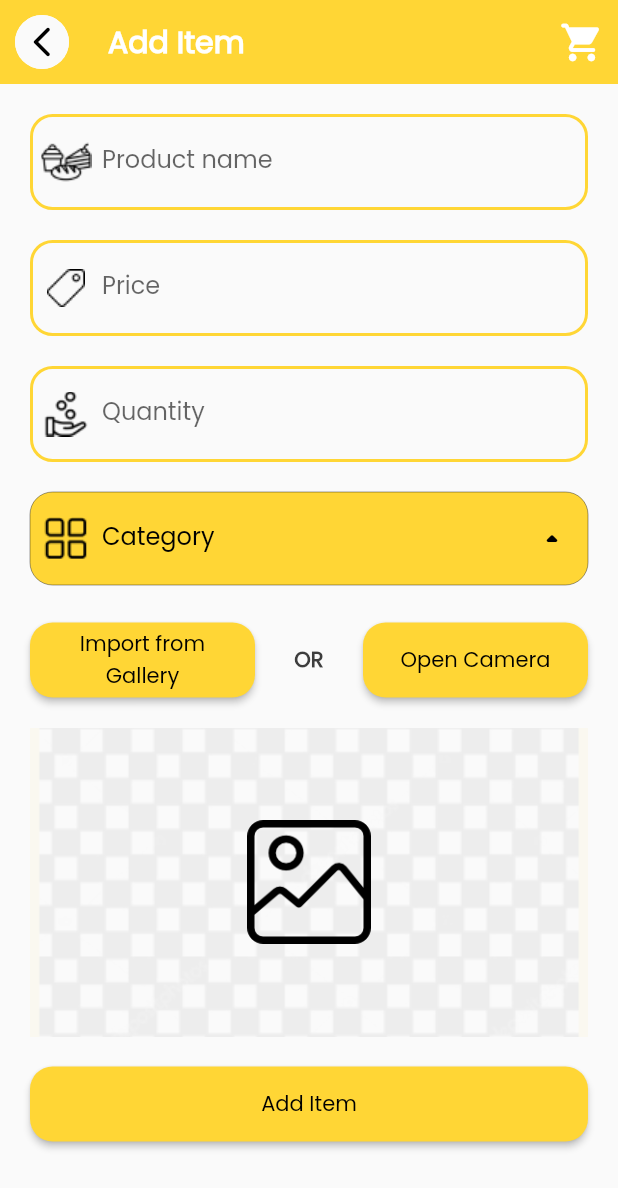
After one commit to Yoga3911/breadify, a Flutter app: the AddProductPage screen opened by its route, on a phone screen of 412 x 824 dp. The commit adds this screen. Shown: the top 1188 px of the screen. Run offline on Flutter 3.47's test engine with Material 2 defaults, Android fonts, the phone set to English and light mode, and no system bars; our stand-ins replace auto_size_text, cached_network_image, cloud_firestore, firebase_auth, firebase_core, google_sign_in and 4 more; missing offline and left inert: flutter_facebook_auth; accounts and stored records are empty.

Commit message:
add product page

```diff
--- a/lib/app/routes/route.dart
+++ b/lib/app/routes/route.dart
@@ -1,4 +1,5 @@
 import 'package:flutter/material.dart';
+import 'package:project/app/views/product/add_product.dart';
 
 import '../views/cart/cart.dart';
 import '../views/cart/checkout.dart';
@@ -30,9 +31,7 @@ class Routes {
   static const String profile = "/profile";
   static const String store = "/store";
   static const String product = "/product";
-  static const String popularProduct = "/product/popular";
-  static const String hotProduct = "/product/hot";
-  static const String discountProduct = "/product/discount";
+  static const String addProduct = "/product/add";
   static const String cart = "/cart";
   static const String checkout = "/checkout";
 
@@ -45,9 +44,9 @@ class Routes {
     feed: (_) => const FeedPage(),
     history: (_) => const HistoryPage(),
     ongoing: (_) => const OngoingPage(),
-    favorite: (_) => const FavoritePage(),
     profile: (_) => const ProfilePage(),
     store: (_) => const StorePage(),
+    addProduct: (_) => const AddProductPage(),
     product: (_) => const ProductPage(),
     cart: (_) => const CartPage(),
     checkout: (_) => const CheckoutPage(),
--- /dev/null
+++ b/lib/app/view_model/add_prod_provider.dart
@@ -0,0 +1,73 @@
+import 'dart:math';
+
+import 'package:flutter/material.dart';
+
+class AddProductProvider with ChangeNotifier {
+  AddProductProvider({
+    this.category = "Category",
+    this.icon = "assets/icons/category.png",
+  });
+
+  String category;
+  String icon;
+
+  bool isShow = false;
+  double rotate = pi * 0;
+
+  // final TextEditingController emailLogin = TextEditingController();
+  // final TextEditingController passLogin = TextEditingController();
+
+  // final TextEditingController nameRegis = TextEditingController();
+  // final TextEditingController emailRegis = TextEditingController();
+  // final TextEditingController pass1Regis = TextEditingController();
+  // final TextEditingController pass2Regis = TextEditingController();
+
+  // LoginModel loginValue() => LoginModel(
+  //       email: emailLogin.text,
+  //       password: passLogin.text,
+  //     );
+
+  // Map<String, String> registerValue() => {
+  //       "name": nameRegis.text,
+  //       "email": emailRegis.text,
+  //       "password1": pass1Regis.text,
+  //       "password2": pass2Regis.text,
+  //     };
+
+  void changeCategory(String cat) {
+    if (rotate == pi * 0) {
+      rotate = pi * 180;
+    } else {
+      rotate = pi * 0;
+    }
+    isShow = !isShow;
+    if (cat == "Bread") {
+      category = "Bread";
+      icon = "assets/icons/bread.png";
+    } else if (cat == "Cookies") {
+      category = "Cookies";
+      icon = "assets/icons/cookies.png";
+    }else if (cat == "Cakes") {
+      category = "Cakes";
+      icon = "assets/icons/cakes.png";
+    }else if (cat == "Pastry") {
+      category = "Pastry";
+      icon = "assets/icons/pastry.png";
+    }else if (cat == "Brownies") {
+      category = "Brownies";
+      icon = "assets/icons/brownie.png";
+    }
+    notifyListeners();
+  }
+
+  @override
+  void dispose() {
+    // emailLogin.dispose();
+    // passLogin.dispose();
+    // nameRegis.dispose();
+    // emailRegis.dispose();
+    // pass1Regis.dispose();
+    // pass2Regis.dispose();
+    super.dispose();
+  }
+}
--- a/lib/app/view_model/provider.dart
+++ b/lib/app/view_model/provider.dart
@@ -1,3 +1,4 @@
+import 'package:project/app/view_model/add_prod_provider.dart';
 import 'package:project/app/view_model/category_provider.dart';
 import 'package:project/app/view_model/login_provider.dart';
 import 'package:project/app/view_model/user_prodvider.dart';
@@ -8,4 +9,5 @@ final List<SingleChildWidget> providerData = [
   ChangeNotifierProvider(create: (context) => CategoryProvider()),
   ChangeNotifierProvider(create: (context) => UserProvider()),
   ChangeNotifierProvider(create: (context) => LoginProvider()),
+  ChangeNotifierProvider(create: (context) => AddProductProvider())
 ];
--- a/lib/app/views/main/home/home.dart
+++ b/lib/app/views/main/home/home.dart
@@ -35,6 +35,7 @@ class _HomePageState extends State<HomePage> {
       RefreshController(initialRefresh: false);
 
   void _onRefresh() async {
+    await Future.delayed(const Duration(milliseconds: 1000));
     MyCollection.product.snapshots().listen((event) {
       inspect(event.docs.first["name"]);
     });
@@ -116,7 +117,7 @@ class _HomePageState extends State<HomePage> {
             ),
           ),
           body: SmartRefresher(
-            // enablePullUp: true,
+            enablePullDown: true,
             header: const WaterDropHeader(),
             controller: _refreshController,
             onRefresh: _onRefresh,
--- /dev/null
+++ b/lib/app/views/product/add_product.dart
@@ -0,0 +1,194 @@
+import 'dart:developer';
+import 'dart:io';
+
+import 'package:flutter/material.dart';
+import 'package:image_picker/image_picker.dart';
+import 'package:project/app/constant/glow.dart';
+import 'package:project/app/views/product/widgets/dropdown.dart';
+import 'package:project/app/views/product/widgets/txt_field.dart';
+
+class AddProductPage extends StatefulWidget {
+  const AddProductPage({Key? key}) : super(key: key);
+
+  @override
+  State<AddProductPage> createState() => _AddProductPageState();
+}
+
+class _AddProductPageState extends State<AddProductPage> {
+  File? img;
+
+  Future<void> fromGallery() async {
+    XFile? result = await ImagePicker().pickImage(source: ImageSource.gallery);
+
+    if (result != null) {
+      img = File(result.path);
+    } else {
+      log("Canceled");
+    }
+    setState(() {});
+  }
+
+  Future<void> fromCamera() async {
+    XFile? result = await ImagePicker().pickImage(source: ImageSource.camera);
+
+    if (result != null) {
+      img = File(result.path);
+    } else {
+      log("Canceled");
+    }
+    setState(() {});
+  }
+
+  @override
+  Widget build(BuildContext context) {
+    TextEditingController _productName = TextEditingController();
+    TextEditingController _productPrice = TextEditingController();
+    TextEditingController _productQuantity = TextEditingController();
+    final Size _size = MediaQuery.of(context).size;
+    return GestureDetector(
+      onTap: () => FocusManager.instance.primaryFocus?.unfocus(),
+      child: ScrollConfiguration(
+        behavior: NoGlow(),
+        child: Scaffold(
+          appBar: AppBar(
+            title: const Text(
+              "Add Item",
+              style:
+                  TextStyle(color: Colors.white, fontWeight: FontWeight.w700),
+            ),
+            elevation: 0,
+            leading: Container(
+              margin: const EdgeInsets.all(10),
+              decoration: const BoxDecoration(
+                color: Colors.white,
+                shape: BoxShape.circle,
+              ),
+              child: Material(
+                shape: RoundedRectangleBorder(
+                    borderRadius: BorderRadius.circular(50)),
+                child: InkWell(
+                  borderRadius: BorderRadius.circular(50),
+                  onTap: () => Navigator.pop(context),
+                  child: const Icon(Icons.arrow_back_ios_new_rounded),
+                ),
+              ),
+            ),
+            actions: [
+              IconButton(
+                splashRadius: 25,
+                icon: const Icon(
+                  Icons.shopping_cart_rounded,
+                ),
+                color: Colors.white,
+                iconSize: 30,
+                onPressed: () {},
+              ),
+            ],
+          ),
+          body: Padding(
+            padding: const EdgeInsets.only(left: 20, right: 20, top: 20),
+            child: ListView(
+              children: [
+                MyTxtField(
+                  icon: "assets/icons/product.png",
+                  controller: _productName,
+                  hint: "Product name",
+                ),
+                MyTxtField(
+                  icon: "assets/icons/price.png",
+                  controller: _productPrice,
+                  hint: "Price",
+                ),
+                MyTxtField(
+                  icon: "assets/icons/quantity.png",
+                  controller: _productQuantity,
+                  hint: "Quantity",
+                ),
+                const MyDropDown(),
+                const SizedBox(height: 20),
+                Row(
+                  mainAxisAlignment: MainAxisAlignment.spaceBetween,
+                  children: [
+                    ElevatedButton(
+                      style: ElevatedButton.styleFrom(
+                        fixedSize: const Size(150, 50),
+                        shape: RoundedRectangleBorder(
+                          borderRadius: BorderRadius.circular(15),
+                        ),
+                      ),
+                      onPressed: () => fromGallery(),
+                      child: const Text(
+                        "Import from Gallery",
+                        textAlign: TextAlign.center,
+                      ),
+                    ),
+                    const Text(
+                      "OR",
+                      style: TextStyle(
+                        fontWeight: FontWeight.w600,
+                      ),
+                    ),
+                    ElevatedButton(
+                      style: ElevatedButton.styleFrom(
+                        fixedSize: const Size(150, 50),
+                        shape: RoundedRectangleBorder(
+                          borderRadius: BorderRadius.circular(15),
+                        ),
+                      ),
+                      onPressed: () => fromCamera(),
+                      child: const Text(
+                        "Open Camera",
+                        textAlign: TextAlign.center,
+                      ),
+                    ),
+                  ],
+                ),
+                const SizedBox(height: 20),
+                (img == null)?
+                Container(
+                  height: _size.height * 0.25,
+                  decoration: const BoxDecoration(
+                    image: DecorationImage(
+                      image: AssetImage("assets/images/blank.png"),
+                      fit: BoxFit.cover,
+                    ),
+                  ),
+                  child: Center(
+                    child: SizedBox(
+                      height: _size.height * 0.1,
+                      child: Image.asset("assets/images/camera.png"),
+                    ),
+                  ),
+                ) : Container(
+                  height: _size.height * 0.25,
+                  decoration: BoxDecoration(
+                    borderRadius: BorderRadius.circular(15),
+                    image: DecorationImage(
+                      image: FileImage(img as File),
+                      fit: BoxFit.cover,
+                    ),
+                  ),
+                ),
+                const SizedBox(height: 20),
+                ElevatedButton(
+                  style: ElevatedButton.styleFrom(
+                    fixedSize: const Size(double.infinity, 50),
+                    shape: RoundedRectangleBorder(
+                      borderRadius: BorderRadius.circular(15),
+                    ),
+                  ),
+                  onPressed: () {},
+                  child: const Text(
+                    "Add Item",
+                    textAlign: TextAlign.center,
+                  ),
+                ),
+                const SizedBox(height: 20),
+              ],
+            ),
+          ),
+        ),
+      ),
+    );
+  }
+}
--- /dev/null
+++ b/lib/app/views/product/widgets/dropdown.dart
@@ -0,0 +1,145 @@
+import 'package:flutter/material.dart';
+import 'package:project/app/constant/color.dart';
+import 'package:project/app/view_model/add_prod_provider.dart';
+import 'package:provider/provider.dart';
+
+import '../components/custom_dropdown.dart';
+
+class MyDropDown extends StatelessWidget {
+  const MyDropDown({Key? key}) : super(key: key);
+
+  @override
+  Widget build(BuildContext context) {
+    final dropDown = Provider.of<AddProductProvider>(context);
+    Size _size = MediaQuery.of(context).size;
+    return Column(
+      children: [
+        GestureDetector(
+          onTap: () => dropDown.changeCategory(""),
+          child: TextField(
+            enabled: false,
+            decoration: InputDecoration(
+              filled: true,
+              fillColor: MyColor.yellow,
+              enabledBorder: OutlineInputBorder(
+                borderRadius: BorderRadius.circular(15),
+                borderSide: const BorderSide(
+                  color: MyColor.yellow,
+                  width: 2,
+                ),
+              ),
+              prefixIcon: Transform.scale(
+                scale: 0.6,
+                child: Image.asset(
+                  dropDown.icon,
+                  fit: BoxFit.cover,
+                ),
+              ),
+              suffixIcon: AnimatedRotation(
+                turns: dropDown.rotate,
+                curve: Curves.linear,
+                duration: const Duration(milliseconds: 100),
+                child: const Icon(
+                  Icons.arrow_drop_up_rounded,
+                  color: Colors.black,
+                ),
+              ),
+              label: Text(
+                dropDown.category,
+                style: const TextStyle(color: Colors.black),
+              ),
+              border: OutlineInputBorder(
+                borderRadius: BorderRadius.circular(15),
+              ),
+            ),
+          ),
+        ),
+        const SizedBox(height: 5),
+        if (dropDown.isShow)
+          SizedBox(
+            width: _size.width,
+            child: Container(
+                padding: const EdgeInsets.all(2),
+              decoration: BoxDecoration(
+                color: MyColor.yellow,
+                borderRadius: BorderRadius.circular(15),
+              ),
+              child: Container(
+                decoration: BoxDecoration(
+                  color: Colors.white,
+                  borderRadius: BorderRadius.circular(15),
+                ),
+                child: Column(
+                  children: [
+                    ProductCategory(
+                      dropDown: dropDown,
+                      category: "Bread",
+                      icon: "assets/icons/bread.png",
+                    ),
+                    ProductCategory(
+                      dropDown: dropDown,
+                      category: "Cookies",
+                      icon: "assets/icons/cookies.png",
+                    ),
+                    ProductCategory(
+                      dropDown: dropDown,
+                      category: "Cakes",
+                      icon: "assets/icons/cakes.png",
+                    ),
+                    ProductCategory(
+                      dropDown: dropDown,
+                      category: "Pastry",
+                      icon: "assets/icons/pastry.png",
+                    ),
+                    ProductCategory(
+                      dropDown: dropDown,
+                      category: "Brownies",
+                      icon: "assets/icons/brownie.png",
+                    ),
+                  ],
+                ),
+              ),
+            ),
+          )
+      ],
+    );
+  }
+}
+
+class ProductCategory extends StatelessWidget {
+  const ProductCategory(
+      {Key? key,
+      required this.dropDown,
+      required this.category,
+      required this.icon})
+      : super(key: key);
+  final AddProductProvider dropDown;
+  final String category;
+  final String icon;
+  @override
+  Widget build(BuildContext context) {
+    return Theme(
+      data: ThemeData(
+        splashColor: Colors.transparent,
+        highlightColor: Colors.transparent,
+      ),
+      child: ListTile(
+        visualDensity: VisualDensity.comfortable,
+        onTap: () {
+          dropDown.changeCategory(category);
+        },
+        leading: Transform.scale(
+          scale: 0.7,
+          child: Image.asset(
+            icon,
+            fit: BoxFit.cover,
+          ),
+        ),
+        title: Text(
+          category,
+          style: const TextStyle(color: Colors.black),
+        ),
+      ),
+    );
+  }
+}
--- /dev/null
+++ b/lib/app/views/product/widgets/txt_field.dart
@@ -0,0 +1,69 @@
+import 'package:flutter/material.dart';
+
+import '../../../constant/color.dart';
+
+class MyTxtField extends StatefulWidget {
+  const MyTxtField({Key? key, required this.icon, required this.controller, required this.hint})
+      : super(key: key);
+  final String icon;
+  final TextEditingController controller;
+  final String hint;
+
+  @override
+  State<MyTxtField> createState() => _MyTxtFieldState();
+}
+
+class _MyTxtFieldState extends State<MyTxtField> {
+  final FocusNode _focus = FocusNode();
+  Color color = Colors.black;
+  bool isFloating = false;
+  @override
+  void initState() {
+    _focus.addListener(
+      () => setState(
+        () {
+          color = _focus.hasFocus ? MyColor.yellow : Colors.black;
+          isFloating =
+              _focus.hasFocus ? isFloating = true : isFloating = false;
+        },
+      ),
+    );
+    super.initState();
+  }
+
+  @override
+  void dispose() {
+    _focus.dispose();
+    super.dispose();
+  }
+
+  @override
+  Widget build(BuildContext context) {
+    return Padding(
+      padding: const EdgeInsets.only(bottom: 20),
+      child: TextField(
+        controller: widget.controller,
+        focusNode: _focus,
+        decoration: InputDecoration(
+          label: Text(widget.hint),
+          floatingLabelBehavior: isFloating
+            ? FloatingLabelBehavior.auto
+            : FloatingLabelBehavior.never,
+          hintText: widget.hint,
+          prefixIcon: Image.asset(
+            widget.icon,
+            color: color,
+          ),
+          enabledBorder: OutlineInputBorder(
+            borderRadius: BorderRadius.circular(15),
+            borderSide: const BorderSide(color: MyColor.yellow, width: 2),
+          ),
+          border: OutlineInputBorder(
+            borderRadius: BorderRadius.circular(15),
+            borderSide: const BorderSide(color: MyColor.yellow, width: 3),
+          ),
+        ),
+      ),
+    );
+  }
+}
```
Also changed, not shown: lib/app/views/auth/login.dart (+4 -4 lines), lib/app/views/auth/register.dart (+10 -10 lines), lib/app/views/product/components/custom_dropdown.dart (added, +34 -0 lines), lib/app/views/product/store.dart (+50 -11 lines), assets/icons/category.png (added), assets/icons/price.png (added), assets/icons/product.png (added), assets/icons/quantity.png (added), assets/images/blank.png (added), assets/images/camera.png (added).
